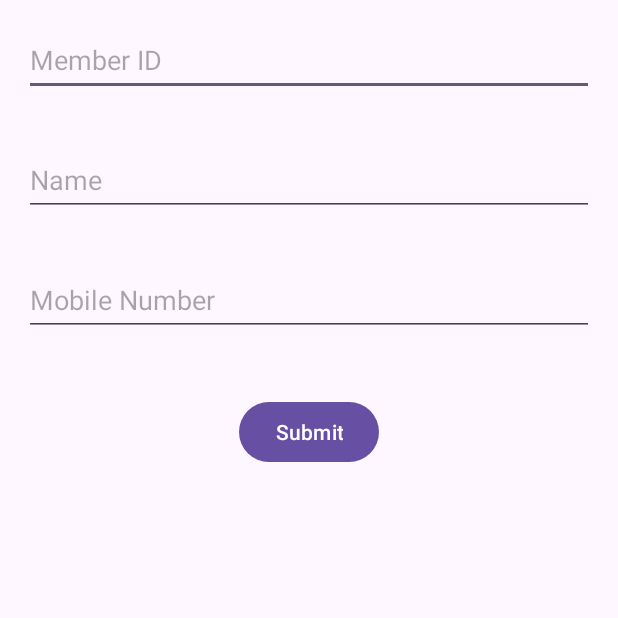
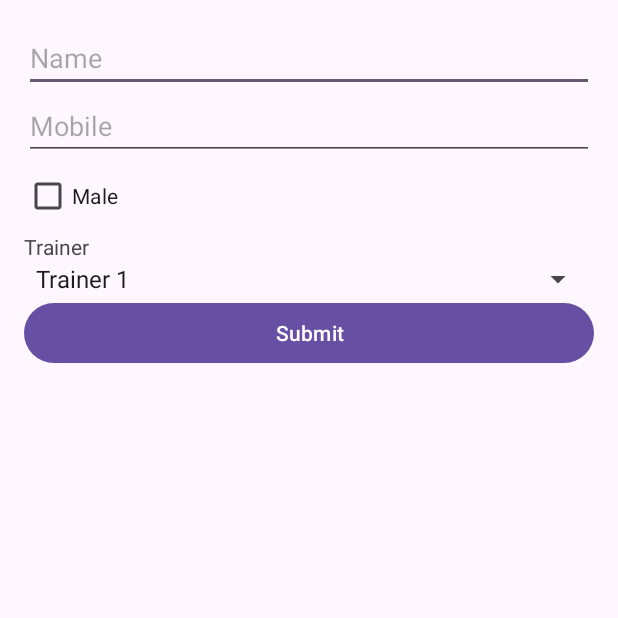
Before and after one commit to abhizzzeeet/GymAppKotlin, an Android app built with Jetpack Compose: the fragment addNewMemberFragment shown on its own in the app's theme, after a tap on "Submit", on a phone screen of 412 x 824 dp, the top half of it. Run offline under Robolectric (Android 15) with nearby library versions, the phone set to English and light mode, and no system bars; our stand-ins replace Firebase (no records; nobody signed in at launch, a user with empty details on screens opened directly); 1 statement that could not run was skipped.

Commit message:
18 march commit

```diff
--- a/app/src/main/java/com/example/gym/ui/home/membersFragments/addNewMemberFragment.kt
+++ b/app/src/main/java/com/example/gym/ui/home/membersFragments/addNewMemberFragment.kt
@@ -1,18 +1,23 @@
 package com.example.gym.ui.home.membersFragments
 
+import android.content.ContentValues.TAG
 import android.os.Bundle
 import android.util.Log
 import androidx.fragment.app.Fragment
 import android.view.LayoutInflater
 import android.view.View
 import android.view.ViewGroup
+import android.widget.AdapterView
+import android.widget.ArrayAdapter
 import android.widget.Button
 import android.widget.EditText
+import android.widget.Spinner
 import androidx.lifecycle.ViewModelProvider
 import com.example.gym.R
 import com.example.gym.SharedViewModel
 import com.google.firebase.auth.FirebaseAuth
 import com.google.firebase.firestore.FirebaseFirestore
+import com.google.firebase.firestore.Query
 
 // TODO: Rename parameter arguments, choose names that match
 // the fragment initialization parameters, e.g. ARG_ITEM_NUMBER
@@ -38,6 +43,9 @@ class addNewMemberFragment : Fragment() {
     private lateinit var btnSubmit: Button
 
     private lateinit var sharedViewModel: SharedViewModel
+
+    private lateinit var trainerSpinner: Spinner // Declare Spinner variable
+
     override fun onCreate(savedInstanceState: Bundle?) {
         super.onCreate(savedInstanceState)
         arguments?.let {
@@ -64,41 +72,76 @@ class addNewMemberFragment : Fragment() {
         db = FirebaseFirestore.getInstance()
         auth = FirebaseAuth.getInstance()
 
-        etMemberId = view.findViewById(R.id.etMemberId)
+//        etMemberId = view.findViewById(R.id.etMemberId)
         etMemberName = view.findViewById(R.id.etMemberName)
         etMobileNumber = view.findViewById(R.id.etMobileNumber)
         btnSubmit = view.findViewById(R.id.btnSubmit)
 
+        trainerSpinner = view.findViewById(R.id.trainerSpinner) // Initialize Spinner
+
         // Set click listener for submit button
         btnSubmit.setOnClickListener {
-            val memberId = etMemberId.text.toString().trim()
             val memberName = etMemberName.text.toString().trim()
             val mobileNumber = etMobileNumber.text.toString().trim()
 
             // Get the current user's ID
             val userId = auth.currentUser?.uid
 
-            if (memberId.isEmpty() || memberName.isEmpty() || mobileNumber.isEmpty() || userId.isNullOrEmpty()) {
-                // Handle empty fields
 
-            }
-
-            // Add the member to the appropriate gym's subcollection
-
+            // Check if the members collection exists inside the gym document, if not, create it
+            val gymRef = db.collection("gyms").document(gymId)
+            gymRef.collection("members").get()
+                .addOnSuccessListener { querySnapshot ->
+                    if (querySnapshot.isEmpty) {
+                        // Members collection doesn't exist, create it and add the first member
                         val memberData = hashMapOf(
                             "name" to memberName,
-                "memberId" to memberId,
+                            "memberId" to "1", // memberId starts with 1
                             "mobileNumber" to mobileNumber,
                             "userId" to userId
                             // Add any other member-specific fields here
                         )
 
-            db.collection("gyms").document(gymId).collection("members").document(memberId)
+                        gymRef.collection("members")
+                            .document("1") // Use memberId 1
                             .set(memberData)
                             .addOnSuccessListener {
                                 Log.d(TAG, "Member successfully added!")
                                 // Clear the form fields
-                    etMemberId.text.clear()
+                                etMemberName.text.clear()
+                                etMobileNumber.text.clear()
+                            }
+                            .addOnFailureListener { e ->
+                                Log.e(TAG, "Error adding member", e)
+                            }
+                    } else {
+                        // Members collection exists, fetch the last memberId and increment it
+                        gymRef.collection("members")
+                            .orderBy("memberId", Query.Direction.DESCENDING)
+                            .limit(1)
+                            .get()
+                            .addOnSuccessListener { querySnapshot ->
+                                var newMemberId = 1 // Default value for the first member
+                                if (!querySnapshot.isEmpty) {
+                                    val lastMemberId = querySnapshot.documents[0].get("memberId") as String
+                                    newMemberId = lastMemberId.toInt() + 1
+                                }
+
+                                // Add the new member with the incremented memberId
+                                val memberData = hashMapOf(
+                                    "name" to memberName,
+                                    "memberId" to newMemberId.toString(),
+                                    "mobileNumber" to mobileNumber,
+                                    "userId" to userId
+                                    // Add any other member-specific fields here
+                                )
+
+                                gymRef.collection("members")
+                                    .document(newMemberId.toString())
+                                    .set(memberData)
+                                    .addOnSuccessListener {
+                                        Log.d(TAG, "Member successfully added!")
+                                        // Clear the form fields
                                         etMemberName.text.clear()
                                         etMobileNumber.text.clear()
                                     }
@@ -106,13 +149,48 @@ class addNewMemberFragment : Fragment() {
                                         Log.e(TAG, "Error adding member", e)
                                     }
                             }
+                            .addOnFailureListener { e ->
+                                Log.e(TAG, "Error fetching last memberId", e)
+                            }
+                    }
+                }
+                .addOnFailureListener { e ->
+                    Log.e(TAG, "Error checking members collection", e)
+                }
+        }
 
 
         return view
     }
 
-    companion object {
-        private const val TAG = "AddMemberActivity"
+    override fun onViewCreated(view: View, savedInstanceState: Bundle?) {
+        super.onViewCreated(view, savedInstanceState)
+
+        // Define options for the drop-down
+        val options = arrayOf("Trainer 1", "Trainer 2", "Trainer 3")
+
+        // Create an ArrayAdapter
+        val adapter = ArrayAdapter(requireContext(), android.R.layout.simple_spinner_item, options)
+
+        // Specify the layout to use when the list of choices appears
+        adapter.setDropDownViewResource(android.R.layout.simple_spinner_dropdown_item)
+
+        // Apply the adapter to the spinner
+        trainerSpinner.adapter = adapter
+        // Set item selected listener to capture selected option
+
+         var selectedOption: String? = null
+        // Set item selected listener to capture selected option
+        trainerSpinner.onItemSelectedListener = object : AdapterView.OnItemSelectedListener {
+            override fun onItemSelected(parent: AdapterView<*>?, view: View?, position: Int, id: Long) {
+                selectedOption = options[position]
+            }
+
+            override fun onNothingSelected(parent: AdapterView<*>?) {
+                // Handle case when nothing is selected, if needed
+            }
         }
 
     }
+
+}
--- a/app/src/main/res/layout/fragment_add_new_member.xml
+++ b/app/src/main/res/layout/fragment_add_new_member.xml
@@ -1,53 +1,54 @@
 <?xml version="1.0" encoding="utf-8"?>
-<RelativeLayout xmlns:android="http://schemas.android.com/apk/res/android"
+<ScrollView xmlns:android="http://schemas.android.com/apk/res/android"
     xmlns:tools="http://schemas.android.com/tools"
     android:layout_width="match_parent"
     android:layout_height="match_parent"
+    android:fillViewport="true"
+    android:scrollbars="vertical">
+
+<LinearLayout
+    android:layout_width="match_parent"
+    android:layout_height="wrap_content"
+    android:orientation="vertical"
+    android:padding="16dp"
     tools:context=".ui.home.membersFragments.addNewMemberFragment">
-
-    <EditText
-        android:id="@+id/etMemberId"
-        android:layout_width="match_parent"
-        android:layout_height="wrap_content"
-        android:layout_marginStart="16dp"
-        android:layout_marginTop="16dp"
-        android:layout_marginEnd="16dp"
-        android:layout_marginBottom="16dp"
-        android:hint="Member ID"
-        android:minHeight="48dp" />
 
     <EditText
         android:id="@+id/etMemberName"
         android:layout_width="match_parent"
         android:layout_height="wrap_content"
-        android:layout_below="@id/etMemberId"
-        android:layout_marginStart="16dp"
-        android:layout_marginTop="16dp"
-        android:layout_marginEnd="16dp"
-        android:layout_marginBottom="16dp"
-        android:hint="Name"
-        android:minHeight="48dp" />
+        android:hint="Name"/>
+
+
 
     <EditText
         android:id="@+id/etMobileNumber"
         android:layout_width="match_parent"
         android:layout_height="wrap_content"
-        android:layout_below="@id/etMemberName"
-        android:layout_marginStart="16dp"
-        android:layout_marginTop="16dp"
-        android:layout_marginEnd="16dp"
-        android:layout_marginBottom="16dp"
-        android:hint="Mobile Number"
         android:inputType="phone"
-        android:minHeight="48dp" />
+        android:hint="Mobile"/>
+
+    <CheckBox
+        android:id="@+id/etMemberGender"
+        android:layout_width="wrap_content"
+        android:layout_height="wrap_content"
+        android:text="Male"/>
+
+    <TextView
+        android:layout_width="wrap_content"
+        android:layout_height="wrap_content"
+        android:text="Trainer"/>
+    <Spinner
+        android:id="@+id/trainerSpinner"
+        android:layout_width="match_parent"
+        android:layout_height="wrap_content"/>
 
     <Button
         android:id="@+id/btnSubmit"
-        android:layout_width="wrap_content"
+        android:layout_width="match_parent"
         android:layout_height="wrap_content"
-        android:text="Submit"
-        android:layout_below="@id/etMobileNumber"
-        android:layout_centerHorizontal="true"
-        android:layout_marginTop="24dp"/>
+        android:text="Submit"/>
 
-</RelativeLayout>
+
+</LinearLayout>
+</ScrollView>
```
Lines whose indentation alone changed are shown as unchanged.
